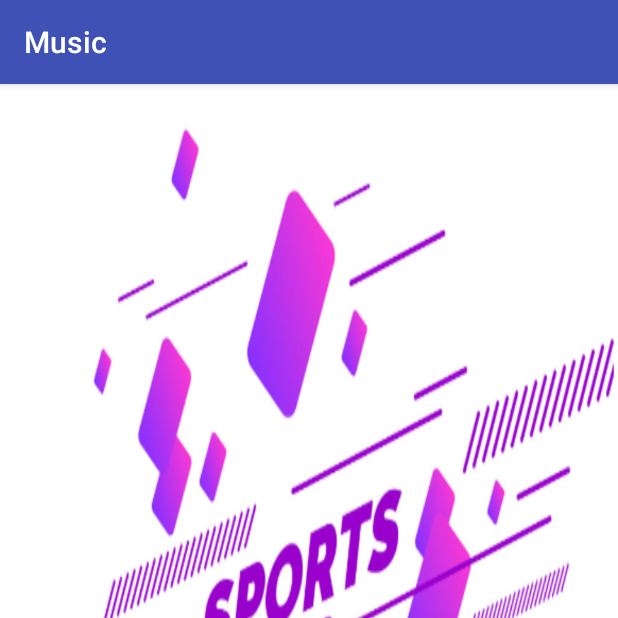
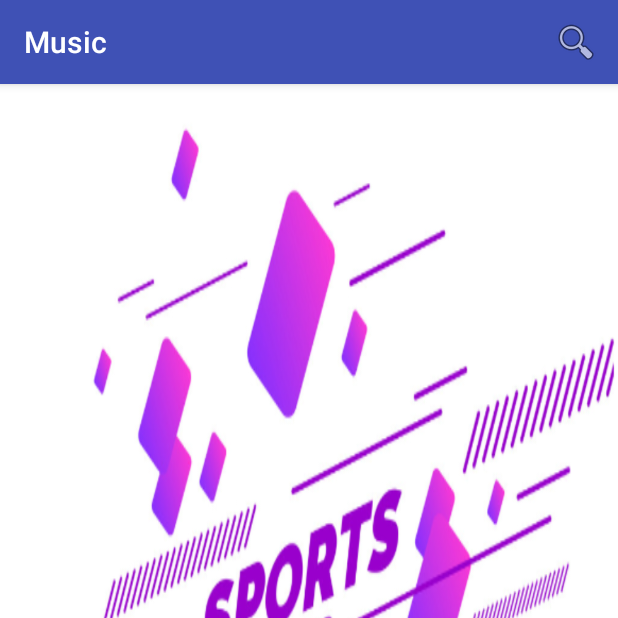
Before and after one commit to MegaMaduratna128/2019-UAS-Cindy-Mega, an Android app: the screen it shows after launch (SongListView), on a phone screen of 412 x 824 dp, the top half of it. Run offline under Robolectric (Android 15) with nearby library versions, the phone set to English and light mode, and no system bars; our stand-ins replace Shimmer; libraries missing offline, so code that uses them is left out: com.cooltechworks.views; plain views replace ShimmerRecyclerView; pictures from the network do not load; 5 statements that could not run were skipped.

Commit message:
15 commit

```diff
--- a/app/src/main/java/fesia/mega/com/music/api/model/SportModel.java
+++ b/app/src/main/java/fesia/mega/com/music/api/model/SportModel.java
@@ -5,8 +5,6 @@ import com.google.gson.annotations.Expose;
 import com.google.gson.annotations.SerializedName;
 
 public class SportModel {
-
-    public class Example {
 
         @SerializedName("sports")
         @Expose
@@ -20,5 +18,4 @@ public class SportModel {
             this.sports = sports;
         }
 
-    }
 }
--- a/app/src/main/java/fesia/mega/com/music/views/songlist/SongListContract.java
+++ b/app/src/main/java/fesia/mega/com/music/views/songlist/SongListContract.java
@@ -12,4 +12,8 @@ public class SongListContract {
 
         void displaySports(List<Sport> dataSports);
     }
+
+    interface Presenter {
+        void getSports(String term);
+    }
 }
--- a/app/src/main/java/fesia/mega/com/music/views/songlist/SongListView.java
+++ b/app/src/main/java/fesia/mega/com/music/views/songlist/SongListView.java
@@ -34,11 +34,11 @@ public class SongListView extends AppCompatActivity implements SongListContract.
     private List<Sport> dataSports = new ArrayList<>();
     private SongAdapter adapter;
 
-//    SongListPresenter presenter;
+    SportListPresenter presenter;
 
-//    public SongListView() {
-//        presenter = new SongListPresenter(this);
-//    }
+    public SongListView() {
+        presenter = new SportListPresenter(this);
+    }
 
     @Override
     protected void onCreate(Bundle savedInstanceState) {
@@ -59,46 +59,46 @@ public class SongListView extends AppCompatActivity implements SongListContract.
         listSports.setAdapter(adapter);
     }
 
-//    @Override
-//    public boolean onCreateOptionsMenu(Menu menu) {
-//        getMenuInflater().inflate(R.menu.search, menu);
-//        final SearchView searchView = (SearchView) MenuItemCompat.getActionView(menu.findItem(R.id.action_search));
-//        SearchManager searchManager = (SearchManager) getSystemService(SEARCH_SERVICE);
-//        searchView.setSearchableInfo(searchManager.getSearchableInfo(getComponentName()));
-//        searchView.setQueryHint("Search for Songs, Artists & More");
-//        searchView.setOnQueryTextListener(new SearchView.OnQueryTextListener() {
-//            @Override
-//            public boolean onQueryTextSubmit(String query) {
-//                search(query);
-//                return false;
-//            }
-//
-//            @Override
-//            public boolean onQueryTextChange(String newText) {
-//                return false;
-//            }
-//        });
-//        return true;
-//    }
+    @Override
+    public boolean onCreateOptionsMenu(Menu menu) {
+        getMenuInflater().inflate(R.menu.search, menu);
+        final SearchView searchView = (SearchView) MenuItemCompat.getActionView(menu.findItem(R.id.action_search));
+        SearchManager searchManager = (SearchManager) getSystemService(SEARCH_SERVICE);
+        searchView.setSearchableInfo(searchManager.getSearchableInfo(getComponentName()));
+        searchView.setQueryHint("Search for Songs, Artists & More");
+        searchView.setOnQueryTextListener(new SearchView.OnQueryTextListener() {
+            @Override
+            public boolean onQueryTextSubmit(String query) {
+                search(query);
+                return false;
+            }
 
-//    public void search(final String strTerm) {
-//        txtNoSongs.setVisibility(View.GONE);
-//        listTracks.setVisibility(View.VISIBLE);
-//
-//        dataTracks.clear();
-//        adapter.notifyDataSetChanged();
-//
-//        setLoadingIndicator(true);
-//        listTracks.postDelayed(new Runnable() {
-//            @Override
-//            public void run() {
-//                presenter.getSports(strTerm);
-//            }
-//        }, 2000);
-//    }
+            @Override
+            public boolean onQueryTextChange(String newText) {
+                return false;
+            }
+        });
+        return true;
+    }
+
+    public void search(final String strTerm) {
+        txtNoSports.setVisibility(View.GONE);
+        listSports.setVisibility(View.VISIBLE);
+
+        dataSports.clear();
+        adapter.notifyDataSetChanged();
+
+        setLoadingIndicator(true);
+        listSports.postDelayed(new Runnable() {
+            @Override
+            public void run() {
+                presenter.getSports(strTerm);
+            }
+        }, 2000);
+    }
 
     @Override
-    public void displaySport(List<Sport> dataSports) {
+    public void displaySports(List<Sport> dataSports) {
         setLoadingIndicator(false);
         this.dataSports.clear();
         this.dataSports.addAll(dataSports);
--- /dev/null
+++ b/app/src/main/java/fesia/mega/com/music/views/songlist/SportListPresenter.java
@@ -0,0 +1,37 @@
+package fesia.mega.com.music.views.songlist;
+
+import java.util.List;
+
+import fesia.mega.com.music.api.APIService;
+import fesia.mega.com.music.api.ServiceFactory;
+import fesia.mega.com.music.api.model.Sport;
+import fesia.mega.com.music.api.model.SportModel;
+import retrofit2.Call;
+import retrofit2.Callback;
+import retrofit2.Response;
+
+public class SportListPresenter implements SongListContract.Presenter {
+
+    private SongListContract.View songListView;
+
+    SportListPresenter(SongListContract.View songListView) {
+        this.songListView = songListView;
+    }
+
+    @Override
+    public void getSports(String term) {
+        APIService service = ServiceFactory.getInstance();
+        Call<SportModel> sportModelCall = service.getSports(term);
+        sportModelCall.enqueue(new Callback<SportModel>() {
+            @Override
+            public void onResponse(Call<SportModel> call, Response<SportModel> response) {
+                List<Sport> spotModel = response.body().getSports();
+            }
+
+            @Override
+            public void onFailure(Call<SportModel> call, Throwable t) {
+                songListView.displayMessage("No sport found, Try again.");
+            }
+        });
+    }
+}
--- /dev/null
+++ b/app/src/main/res/menu/search.xml
@@ -0,0 +1,11 @@
+<?xml version="1.0" encoding="utf-8"?>
+<menu xmlns:android="http://schemas.android.com/apk/res/android"
+    xmlns:app="http://schemas.android.com/apk/res-auto">
+
+    <item
+        android:id="@+id/action_search"
+        android:icon="@android:drawable/ic_menu_search"
+        android:title="Search"
+        app:actionViewClass="android.support.v7.widget.SearchView"
+        app:showAsAction="ifRoom|collapseActionView" />
+</menu>
```
